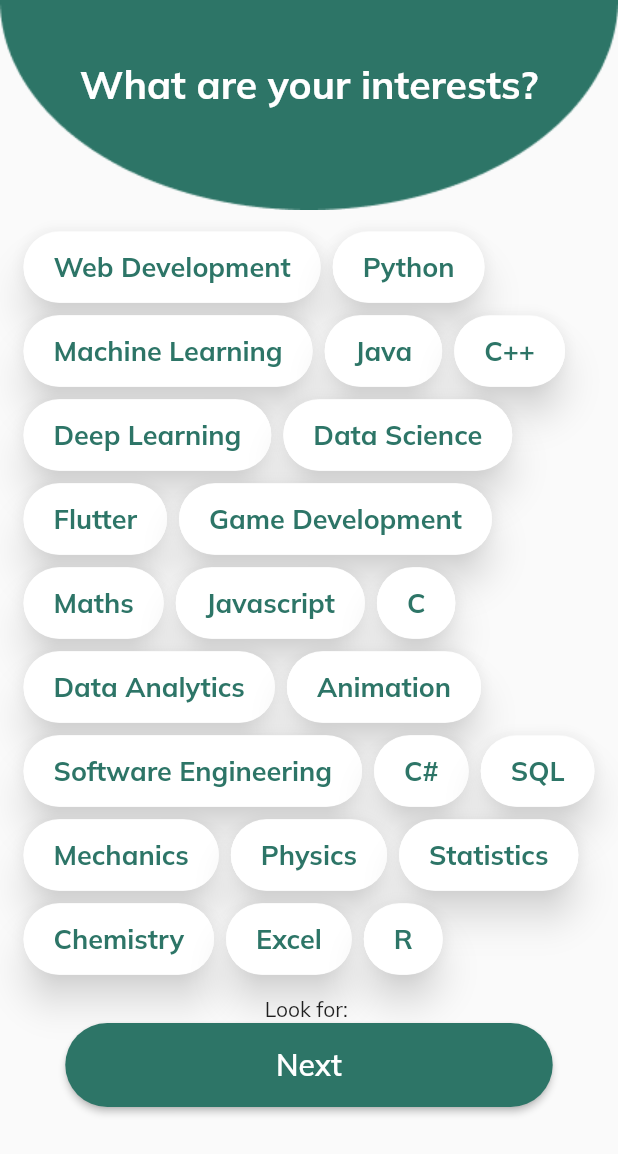
After one commit to yousaf530/Helpex_App, a Flutter app: the AdviseeInterests screen opened directly, on a phone screen of 412 x 824 dp. The commit adds this screen. Shown: the top 1154 px of the screen. Run offline on Flutter 3.47's test engine with Material 2 defaults, Android fonts, the phone set to English and light mode, and no system bars; our stand-ins replace cloud_firestore, date_field, email_validator, firebase_auth, firebase_core, firebase_storage and 7 more; missing offline and left inert: images_picker; accounts and stored records are empty.

Commit message:
Routes Debug and Advisee Interests

```diff
--- a/helpex/lib/authenticate/register.dart
+++ b/helpex/lib/authenticate/register.dart
@@ -4,7 +4,7 @@ import 'package:email_validator/email_validator.dart';
 import 'package:flutter/material.dart';
 import 'package:helpex_app/authenticate/sign_in.dart';
 import 'package:helpex_app/models/user.dart';
-import 'package:helpex_app/screens/Advisee/advisee_home.dart';
+import 'package:helpex_app/screens/Advisee/interests.dart';
 import 'package:helpex_app/screens/Advisor/create_profile.dart';
 import 'package:helpex_app/services/auth.dart';
 import 'package:date_field/date_field.dart';
@@ -356,7 +356,7 @@ class _RegisterState extends State<Register> {
                                           Navigator.of(context).pushReplacement(
                                               MaterialPageRoute(
                                                   builder: (context) =>
-                                                      AdviseeHome()));
+                                                      AdviseeInterests()));
                                         }
                                       }
                                     }
--- a/helpex/lib/authenticate/sign_in.dart
+++ b/helpex/lib/authenticate/sign_in.dart
@@ -221,7 +221,9 @@ class _SignInState extends State<SignIn> {
                             ),
                           );
                         } else {
-                          error = "Login as the correct user please";
+                          setState(() {
+                            error = "Login as the correct user please";
+                          });
                           await _auth.signOut();
                         }
                       }
--- a/helpex/lib/main.dart
+++ b/helpex/lib/main.dart
@@ -1,5 +1,6 @@
 import 'package:firebase_core/firebase_core.dart';
 import 'package:flutter/material.dart';
+import 'package:helpex_app/authenticate/sign_in.dart';
 import 'package:helpex_app/screens/wrapper.dart';
 import 'package:helpex_app/services/auth.dart';
 import 'package:helpex_app/state/userModel.dart';
--- a/helpex/lib/screens/Advisee/advisee_dashboard.dart
+++ b/helpex/lib/screens/Advisee/advisee_dashboard.dart
@@ -51,7 +51,6 @@ class _AdviseeDashboardState extends State<AdviseeDashboard> {
   @override
   Widget build(BuildContext context) {
     return Scaffold(
-
       body: SingleChildScrollView(
         child: Column(
           children: [
@@ -190,13 +189,10 @@ class _AdviseeDashboardState extends State<AdviseeDashboard> {
                                     height: 10,
                                   ),
                                   CircleAvatar(
-                                    //backgroundImage: (),
+                                    backgroundImage: NetworkImage(
+                                        "${data.docs[index]["profilePicUrl"]}"),
                                     backgroundColor: Colors.grey[400],
                                     radius: 62.5,
-                                    child: const Text(
-                                      'poop',
-                                      style: TextStyle(color: Colors.white),
-                                    ), //Text
                                   ),
                                   const SizedBox(
                                     height: 10,
@@ -260,13 +256,13 @@ class _AdviseeDashboardState extends State<AdviseeDashboard> {
                                         textStyle:
                                             const TextStyle(fontSize: 20)),
                                     onPressed: () {
-
                                       Navigator.of(context).push(
                                           MaterialPageRoute(
                                               builder: (context) =>
-                                                     AdviseeChatHome(otherUserID:data.docs[index]["uid"] ,)));
-
-
+                                                  AdviseeChatHome(
+                                                    otherUserID:
+                                                        data.docs[index]["uid"],
+                                                  )));
                                     },
                                     child: Text('Chat',
                                         style: GoogleFonts.mulish(
@@ -295,8 +291,10 @@ class _AdviseeDashboardState extends State<AdviseeDashboard> {
                                       Navigator.of(context).push(
                                           MaterialPageRoute(
                                               builder: (context) =>
-                                                     ViewAdvisorProfile(advisorUid:data.docs[index]["uid"] ,)));
-
+                                                  ViewAdvisorProfile(
+                                                    advisorUid: data.docs[index]
+                                                        ["uid"],
+                                                  )));
                                     },
                                     child: Text('View Profile',
                                         style: GoogleFonts.mulish(
--- /dev/null
+++ b/helpex/lib/screens/Advisee/interests.dart
@@ -0,0 +1,150 @@
+import 'package:flutter/cupertino.dart';
+import 'package:flutter/material.dart';
+import 'package:google_fonts/google_fonts.dart';
+import 'package:helpex_app/screens/Advisee/advisee_home.dart';
+
+class Interests {
+  const Interests(this.name);
+  final String name;
+}
+
+class AdviseeInterests extends StatefulWidget {
+  const AdviseeInterests({Key? key}) : super(key: key);
+
+  @override
+  State createState() => AdviseeInterestsState();
+}
+
+class AdviseeInterestsState extends State<AdviseeInterests> {
+  final List<Interests> _cast = <Interests>[
+    const Interests('Web Development'),
+    const Interests('Python'),
+    const Interests('Machine Learning'),
+    const Interests('Java'),
+    const Interests('C++'),
+    const Interests('Deep Learning'),
+    const Interests('Data Science'),
+    const Interests('Flutter'),
+    const Interests('Game Development'),
+    const Interests('Maths'),
+    const Interests('Javascript'),
+    const Interests('C'),
+    const Interests('Data Analytics'),
+    const Interests('Animation'),
+    const Interests('Software Engineering'),
+    const Interests('C#'),
+    const Interests('SQL'),
+    const Interests('Mechanics'),
+    const Interests('Physics'),
+    const Interests('Statistics'),
+    const Interests('Chemistry'),
+    const Interests('Excel'),
+    const Interests('R'),
+  ];
+  final List<String> _filters = <String>[];
+
+  Iterable<Widget> get interestsWidgets {
+    return _cast.map((Interests field) {
+      return Padding(
+        padding: const EdgeInsets.all(4.0),
+        child: Material(
+          elevation: 10.0,
+          shadowColor: Colors.grey[100],
+          borderRadius: BorderRadius.circular(40),
+          child: FilterChip(
+            label: Padding(
+              padding: const EdgeInsets.all(8.0),
+              child: Text(
+                field.name,
+                style: GoogleFonts.mulish(
+                    color: Color(0xff2D7567),
+                    fontSize: 18,
+                    fontWeight: FontWeight.w700),
+              ),
+            ),
+            selected: _filters.contains(field.name),
+            backgroundColor: Colors.white,
+            selectedColor: Color(0xffD6FEFF),
+            onSelected: (bool value) {
+              setState(() {
+                if (value) {
+                  _filters.add(field.name);
+                } else {
+                  _filters.removeWhere((String name) {
+                    return name == field.name;
+                  });
+                }
+              });
+            },
+          ),
+        ),
+      );
+    });
+  }
+
+  @override
+  Widget build(BuildContext context) {
+    return Scaffold(
+      body: SingleChildScrollView(
+        child: Column(
+          crossAxisAlignment: CrossAxisAlignment.start,
+          children: [
+            Column(
+              children: [
+                Stack(
+                  children: [
+                    Image.asset(
+                      'assets/Ellipse.png',
+                      width: double.infinity,
+                    ),
+                    Center(
+                      child: Padding(
+                        padding: const EdgeInsets.only(top: 40),
+                        child: Text(
+                          "What are your interests?",
+                          style: GoogleFonts.mulish(
+                              color: Colors.white,
+                              fontSize: 26,
+                              fontWeight: FontWeight.w700),
+                        ),
+                      ),
+                    ),
+                  ],
+                ),
+                Padding(
+                  padding: const EdgeInsets.all(10),
+                  child: Wrap(
+                    children: interestsWidgets.toList(),
+                  ),
+                ),
+                Text('Look for: ${_filters.join(', ')}'),
+                ElevatedButton(
+                  style: ElevatedButton.styleFrom(
+                      primary: Color(0xff2D7567),
+                      fixedSize: const Size(325, 56),
+                      shape: RoundedRectangleBorder(
+                          borderRadius: BorderRadius.circular(40)),
+                      textStyle: const TextStyle(fontSize: 20)),
+                  onPressed: () {
+                    Navigator.of(context).pushReplacement(
+                        MaterialPageRoute(builder: (context) => AdviseeHome()));
+                  },
+                  child: Text('Next',
+                      style: GoogleFonts.mulish(
+                        textStyle: TextStyle(
+                            color: Colors.white,
+                            fontSize: 20,
+                            fontWeight: FontWeight.w600),
+                      )),
+                ),
+                const SizedBox(
+                  height: 10,
+                ),
+              ],
+            ),
+          ],
+        ),
+      ),
+    );
+  }
+}
--- a/helpex/lib/screens/Advisee/view_advisor_profile.dart
+++ b/helpex/lib/screens/Advisee/view_advisor_profile.dart
@@ -148,7 +148,7 @@ class _ViewAdvisorProfileState extends State<ViewAdvisorProfile> {
                       const SizedBox(
                         height: 10,
                       ),
-                       CircleAvatar(
+                      CircleAvatar(
                         backgroundImage:
                             NetworkImage("${profile["profilePicUrl"]}"),
                         backgroundColor: Colors.grey[400],
--- a/helpex/lib/screens/Advisor/create_profile.dart
+++ b/helpex/lib/screens/Advisor/create_profile.dart
@@ -28,6 +28,7 @@ class _CreateProfileState extends State<CreateProfile> {
   final _formKey = GlobalKey<FormState>();
   String imageUrl = "";
   bool isLoading = false;
+  String selectImage = "Not Selected!";
 
   Future getImage() async {
     try {
@@ -64,6 +65,7 @@ class _CreateProfileState extends State<CreateProfile> {
     try {
       TaskSnapshot snapshot = await uploadTask;
       imageUrl = await snapshot.ref.getDownloadURL();
+      selectImage = "Done";
       setState(() {
         isLoading = false;
       });
@@ -117,8 +119,8 @@ class _CreateProfileState extends State<CreateProfile> {
                     //backgroundImage: (),
                     backgroundColor: Colors.grey[400],
                     radius: 62.5,
-                    child: const Text(
-                      'poop',
+                    child: Text(
+                      "${selectImage}",
                       style: TextStyle(color: Colors.white),
                     ), //Text
                   ),
--- a/helpex/lib/services/create_advisor_data.dart
+++ b/helpex/lib/services/create_advisor_data.dart
@@ -30,7 +30,8 @@ class AdvisorToFirestore {
       required this.rates,
       required this.ratesTime,
       required this.expertise,
-      this.profilePicUrl = "",
+      this.profilePicUrl =
+          "https://firebasestorage.googleapis.com/v0/b/helpexfyp.appspot.com/o/Avatar.jpg?alt=media&token=7e102140-9a95-4702-b917-9b7317ed9d31",
       this.totalEarnings = ""});
 
   Map<String, dynamic> toMap() {
```
Also changed, not shown: helpex/assets/Ellipse.png (added). Lines whose indentation alone changed are shown as unchanged.
